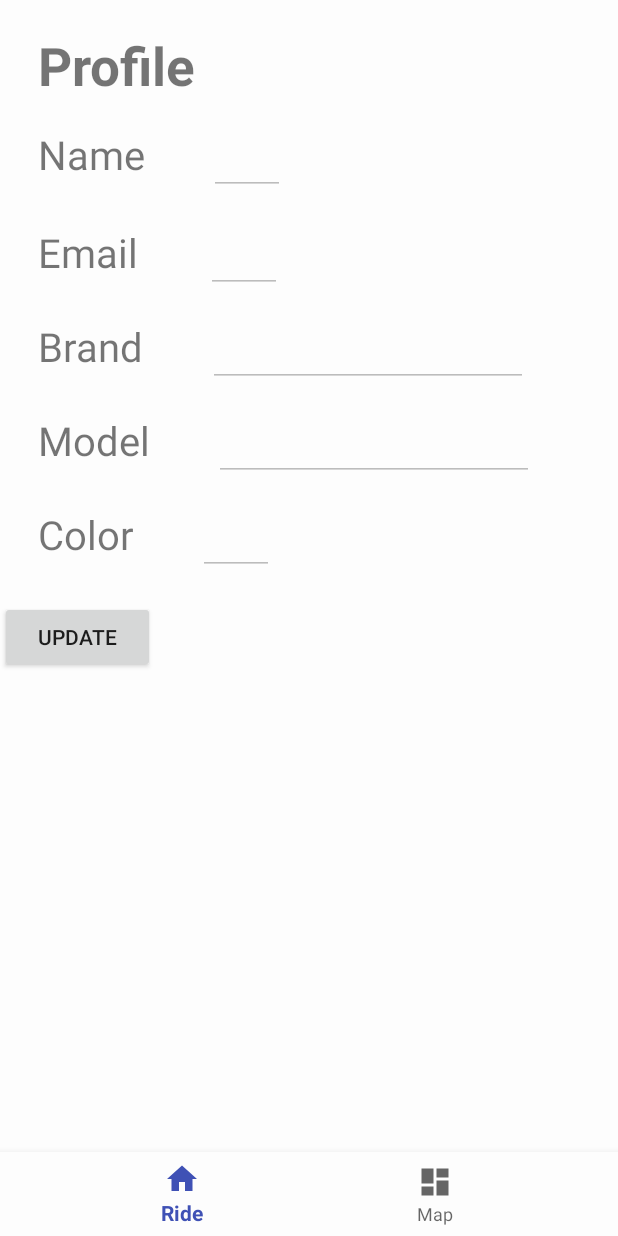
After one commit to ortizcoj/ParkingLot, an Android app: the Profile screen opened directly, with no data from a screen before it, on a phone screen of 412 x 824 dp. The commit adds this screen. Run offline under Robolectric (Android 15) with nearby library versions, the phone set to English and light mode, and no system bars.

Commit message:
Added profile page

```diff
--- a/app/src/main/AndroidManifest.xml
+++ b/app/src/main/AndroidManifest.xml
@@ -32,6 +32,9 @@
         <activity android:name=".RegisterLogin.Register2"
             android:label="EagleRide">
         </activity>
+        <activity android:name=".Profile"
+            android:label="EagleRide">
+        </activity>
 
 
     </application>
--- /dev/null
+++ b/app/src/main/java/com/example/juanc/parkinglotdemo4/Profile.java
@@ -0,0 +1,171 @@
+package com.example.juanc.parkinglotdemo4;
+
+import android.content.Intent;
+import android.graphics.Typeface;
+import android.os.Bundle;
+import android.support.annotation.NonNull;
+import android.support.design.widget.BottomNavigationView;
+import android.support.v7.app.AppCompatActivity;
+import android.view.MenuItem;
+import android.view.View;
+import android.widget.Button;
+import android.widget.EditText;
+import android.widget.ImageView;
+import android.widget.TextView;
+
+import com.example.juanc.parkinglotdemo4.Map.LotDisplay;
+import com.example.juanc.parkinglotdemo4.Network.Networking;
+import com.example.juanc.parkinglotdemo4.Network.User;
+
+public class Profile extends AppCompatActivity {
+
+    private ImageView mImageView;
+    private ImageView citationLot;
+    private TextView email;
+    private TextView profileText;
+    private TextView name;
+    private TextView brand;
+    private TextView model;
+    private TextView color;
+    private Button updateButton;
+    private EditText emailField;
+    private EditText nameET;
+    private EditText brandET;
+    private EditText modelET;
+    private EditText colorET;
+    private Button confirm;
+
+    private BottomNavigationView.OnNavigationItemSelectedListener mOnNavigationItemSelectedListener
+            = new BottomNavigationView.OnNavigationItemSelectedListener() {
+
+        @Override
+        public boolean onNavigationItemSelected(@NonNull MenuItem item) {
+            switch (item.getItemId()) {
+                case R.id.navigation_home:
+                    return setUpRideMainUI();
+                case R.id.navigation_dashboard:
+                    return setUpMapMainUI();
+            }
+            return false;
+        }
+    };
+
+    private boolean setUpRideMainUI() {
+        mImageView.setVisibility(View.GONE);
+        citationLot.setVisibility(View.GONE);
+        emailField.setVisibility(View.VISIBLE);
+        email.setVisibility(View.VISIBLE);
+        name.setVisibility(View.VISIBLE);
+        nameET.setVisibility(View.VISIBLE);
+        brand.setVisibility(View.VISIBLE);
+        brandET.setVisibility(View.VISIBLE);
+        model.setVisibility(View.VISIBLE);
+        modelET.setVisibility(View.VISIBLE);
+        color.setVisibility(View.VISIBLE);
+        colorET.setVisibility(View.VISIBLE);
+        profileText.setVisibility(View.VISIBLE);
+        emailField.setEnabled(false);
+        nameET.setEnabled(false);
+        brandET.setEnabled(false);
+        modelET.setEnabled(false);
+        colorET.setEnabled(false);
+        updateButton.setVisibility(View.VISIBLE);
+        updateButton.setOnClickListener(new View.OnClickListener() {
+            @Override
+            public void onClick(View v) {
+                confirmUpdateMethod();
+            }
+        });
+        return true;
+    }
+
+    private void confirmUpdateMethod() {
+        nameET.setEnabled(true);
+        brandET.setEnabled(true);
+        modelET.setEnabled(true);
+        colorET.setEnabled(true);
+        confirm.setVisibility(View.VISIBLE);
+        confirm.setOnClickListener(new View.OnClickListener() {
+            @Override
+            public void onClick(View v) {
+                updateUser();
+            }
+        });
+    }
+
+    private void updateUser() {
+        //TODO send info to server
+        User userInfo = new User(nameET.getText().toString(), emailField.getText().toString(), "hsaf".getBytes(), brandET.getText().toString(), modelET.getText().toString(), colorET.getText().toString());
+
+        Networking networking = new Networking();
+        networking.updateUser(userInfo, getApplicationContext());
+    }
+
+    private boolean setUpMapMainUI() {
+        emailField.setVisibility(View.GONE);
+        email.setVisibility(View.GONE);
+        name.setVisibility(View.GONE);
+        nameET.setVisibility(View.GONE);
+        brand.setVisibility(View.GONE);
+        brandET.setVisibility(View.GONE);
+        model.setVisibility(View.GONE);
+        modelET.setVisibility(View.GONE);
+        color.setVisibility(View.GONE);
+        colorET.setVisibility(View.GONE);
+        updateButton.setVisibility(View.GONE);
+        profileText.setVisibility(View.GONE);
+        confirm.setVisibility(View.GONE);
+        mImageView.setVisibility(View.VISIBLE);
+        citationLot.setVisibility(View.VISIBLE);
+        citationLot.setX(200);
+        citationLot.setY(850);
+        citationLot.setOnClickListener(new View.OnClickListener() {
+            @Override
+            public void onClick(View v) {
+                Intent intent = new Intent(getApplicationContext(), LotDisplay.class);
+                startActivity(intent);
+            }
+        });
+        return true;
+    }
+
+    @Override
+    protected void onCreate(Bundle savedInstanceState) {
+
+        super.onCreate(savedInstanceState);
+        setContentView(R.layout.profile_page);
+
+        BottomNavigationView navigation = findViewById(R.id.navigation);
+        navigation.setOnNavigationItemSelectedListener(mOnNavigationItemSelectedListener);
+        mImageView = findViewById(R.id.map);
+        mImageView.setVisibility(View.INVISIBLE);
+        citationLot = findViewById(R.id.citation);
+        citationLot.setVisibility(View.INVISIBLE);
+        email = findViewById(R.id.emailTV);
+        emailField = findViewById(R.id.email);
+        profileText = findViewById(R.id.profile);
+        profileText.setTypeface(null, Typeface.BOLD);
+        name = findViewById(R.id.nameTV);
+        nameET = findViewById(R.id.name);
+        brand = findViewById(R.id.brandTV);
+        brandET = findViewById(R.id.brandET);
+        model = findViewById(R.id.modelTV);
+        modelET = findViewById(R.id.modelET);
+        color = findViewById(R.id.colorTV);
+        colorET = findViewById(R.id.colorET);
+        confirm = findViewById(R.id.confirmButton);
+        confirm.setVisibility(View.INVISIBLE);
+        emailField.setEnabled(false);
+        nameET.setEnabled(false);
+        brandET.setEnabled(false);
+        modelET.setEnabled(false);
+        colorET.setEnabled(false);
+        updateButton = findViewById(R.id.updateButton);
+        updateButton.setOnClickListener(new View.OnClickListener() {
+            @Override
+            public void onClick(View v) {
+                confirmUpdateMethod();
+            }
+        });
+    }
+}
--- a/app/src/main/java/com/example/juanc/parkinglotdemo4/RegisterLogin/Register.java
+++ b/app/src/main/java/com/example/juanc/parkinglotdemo4/RegisterLogin/Register.java
@@ -73,6 +73,8 @@ public class Register extends AppCompatActivity {
     }
 
     private boolean setUpRideMainUI() {
+        mImageView.setVisibility(View.GONE);
+        citationLot.setVisibility(View.GONE);
         emailField.setVisibility(View.VISIBLE);
         email.setVisibility(View.VISIBLE);
         passwordField.setVisibility(View.VISIBLE);
@@ -91,8 +93,6 @@ public class Register extends AppCompatActivity {
                 startActivity(intent);
             }
         });
-        mImageView.setVisibility(View.GONE);
-        citationLot.setVisibility(View.GONE);
         return true;
     }
 
--- /dev/null
+++ b/app/src/main/res/layout/profile_page.xml
@@ -0,0 +1,176 @@
+<?xml version="1.0" encoding="utf-8"?>
+<android.support.constraint.ConstraintLayout xmlns:android="http://schemas.android.com/apk/res/android"
+    android:layout_width="match_parent"
+    android:layout_height="match_parent"
+    xmlns:app="http://schemas.android.com/apk/res-auto">
+
+    <android.support.design.widget.BottomNavigationView
+        android:id="@+id/navigation"
+        android:layout_width="0dp"
+        android:layout_height="wrap_content"
+        android:layout_marginEnd="0dp"
+        android:layout_marginStart="0dp"
+        android:background="?android:attr/windowBackground"
+        app:layout_constraintBottom_toBottomOf="parent"
+        app:layout_constraintLeft_toLeftOf="parent"
+        app:layout_constraintRight_toRightOf="parent"
+        app:menu="@menu/navigation" />
+
+    <ImageView
+        android:layout_width="match_parent"
+        android:layout_height="match_parent"
+        android:id="@+id/map"
+        app:layout_constraintBottom_toTopOf="@id/navigation"
+        android:layout_centerVertical="true"
+        android:layout_centerHorizontal="true"
+        android:src="@drawable/map"/>
+
+    <ImageView
+        android:layout_width="wrap_content"
+        android:layout_height="wrap_content"
+        android:id="@+id/citation"
+        android:src="@drawable/citation_lot_map1"
+        app:layout_constraintBottom_toBottomOf="@id/navigation"
+        android:background="@null"/>
+
+    <TextView
+        android:id="@+id/profile"
+        android:layout_width="wrap_content"
+        android:layout_height="wrap_content"
+        android:text="@string/profile"
+        android:textSize="16pt"
+        app:layout_constraintTop_toTopOf="parent"
+        android:layout_margin="20dp"
+        android:paddingStart="25dp"
+        android:paddingEnd="25dp"/>
+
+    <TextView
+        android:id="@+id/nameTV"
+        android:layout_width="wrap_content"
+        android:layout_height="wrap_content"
+        android:text="@string/name"
+        android:textSize="12pt"
+        app:layout_constraintTop_toBottomOf="@id/profile"
+        android:layout_margin="17dp"
+        android:paddingStart="25dp"
+        android:paddingEnd="25dp"/>
+
+    <EditText
+        android:layout_width="wrap_content"
+        android:layout_height="wrap_content"
+        android:id="@+id/name"
+        app:layout_constraintTop_toBottomOf="@id/profile"
+        app:layout_constraintLeft_toRightOf="@id/nameTV"
+        android:layout_margin="17dp"
+        android:paddingStart="25dp"
+        android:paddingEnd="25dp"/>
+
+    <TextView
+        android:id="@+id/emailTV"
+        android:layout_width="wrap_content"
+        android:layout_height="wrap_content"
+        android:text="@string/email"
+        android:textSize="12pt"
+        app:layout_constraintTop_toBottomOf="@id/name"
+        android:layout_margin="20dp"
+        android:paddingStart="25dp"
+        android:paddingEnd="25dp"/>
+
+    <EditText
+        android:layout_width="wrap_content"
+        android:layout_height="wrap_content"
+        android:id="@+id/email"
+        app:layout_constraintTop_toBottomOf="@id/name"
+        app:layout_constraintLeft_toRightOf="@id/emailTV"
+        android:layout_margin="20dp"
+        android:paddingStart="25dp"
+        android:paddingEnd="25dp"/>
+
+    <TextView
+        android:id="@+id/brandTV"
+        android:layout_width="wrap_content"
+        android:layout_height="wrap_content"
+        android:text="@string/brand"
+        android:textSize="12pt"
+        app:layout_constraintTop_toBottomOf="@id/email"
+        android:layout_margin="17dp"
+        android:paddingStart="25dp"
+        android:paddingEnd="25dp"/>
+
+    <EditText
+        android:id="@+id/brandET"
+        android:layout_width="wrap_content"
+        android:layout_height="wrap_content"
+        android:ems="10"
+        app:layout_constraintTop_toBottomOf="@id/email"
+        app:layout_constraintLeft_toRightOf="@id/brandTV"
+        android:layout_margin="17dp"
+        android:paddingStart="25dp"
+        android:paddingEnd="25dp"/>
+    <TextView
+
+        android:id="@+id/modelTV"
+        android:layout_width="wrap_content"
+        android:layout_height="wrap_content"
+        android:text="@string/model"
+        android:textSize="12pt"
+        app:layout_constraintTop_toBottomOf="@id/brandET"
+        android:layout_margin="17dp"
+        android:paddingStart="25dp"
+        android:paddingEnd="25dp"/>
+
+    <EditText
+        android:id="@+id/modelET"
+        android:layout_width="wrap_content"
+        android:layout_height="wrap_content"
+        android:ems="10"
+        app:layout_constraintTop_toBottomOf="@id/brandET"
+        app:layout_constraintLeft_toRightOf="@id/modelTV"
+        android:layout_margin="17dp"
+        android:paddingStart="25dp"
+        android:paddingEnd="25dp"/>
+
+    <TextView
+
+        android:id="@+id/colorTV"
+        android:layout_width="wrap_content"
+        android:layout_height="wrap_content"
+        android:text="@string/color"
+        android:textSize="12pt"
+        app:layout_constraintTop_toBottomOf="@id/modelET"
+        android:layout_margin="17dp"
+        android:paddingStart="25dp"
+        android:paddingEnd="25dp"/>
+
+    <EditText
+        android:id="@+id/colorET"
+        android:layout_width="wrap_content"
+        android:layout_height="wrap_content"
+        app:layout_constraintTop_toBottomOf="@id/modelET"
+        app:layout_constraintLeft_toRightOf="@id/colorTV"
+        android:layout_margin="17dp"
+        android:paddingStart="25dp"
+        android:paddingEnd="25dp"/>
+
+    <Button
+        android:layout_width="wrap_content"
+        android:layout_height="wrap_content"
+        android:id="@+id/updateButton"
+        android:text="@string/update"
+        app:layout_constraintTop_toBottomOf="@id/colorET"
+        android:layout_margin="17dp"
+        android:paddingStart="25dp"
+        android:paddingEnd="25dp"/>
+
+    <Button
+        android:layout_width="wrap_content"
+        android:layout_height="wrap_content"
+        android:id="@+id/confirmButton"
+        android:text="@string/confirm"
+        app:layout_constraintTop_toBottomOf="@id/colorET"
+        app:layout_constraintLeft_toRightOf="@id/updateButton"
+        android:layout_margin="17dp"
+        android:paddingStart="25dp"
+        android:paddingEnd="25dp"/>
+
+</android.support.constraint.ConstraintLayout>
--- a/app/src/main/res/values/strings.xml
+++ b/app/src/main/res/values/strings.xml
@@ -18,4 +18,7 @@
     <string name="color">Color</string>
     <string name="model">Model</string>
     <string name="next">Next</string>
+    <string name="profile">Profile</string>
+    <string name="update">Update</string>
+    <string name="confirm">Confirm</string>
 </resources>
```
Also changed, not shown: app/src/main/java/com/example/juanc/parkinglotdemo4/Network/Networking.java (+44 -0 lines), app/src/main/java/com/example/juanc/parkinglotdemo4/Request/RiderDriverRequest.java (+22 -2 lines), app/src/main/res/layout/request.xml (+11 -0 lines).
